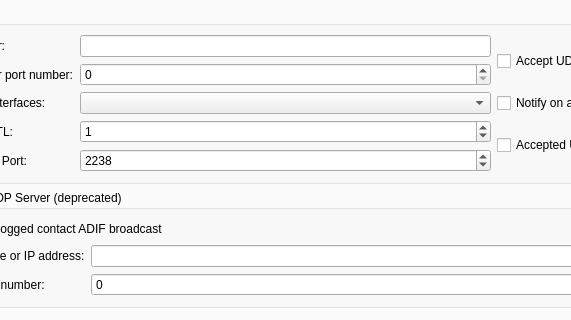
Old version of the form Configuration.ui in the repository elisir80/decodium3-build-macos; both pictures show x 96 to 667 and y 317 to 637 of the 864 by 834 pixel window.
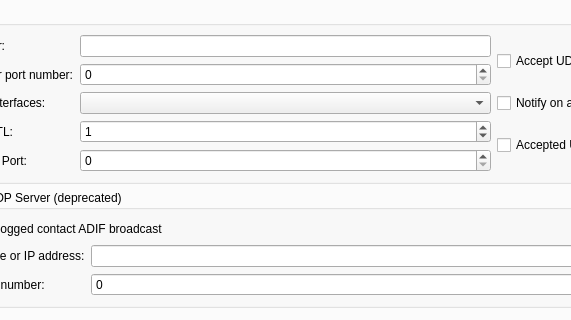
New version of the form. The open tabs and pages were chosen to show the change. Custom widgets are drawn as their Qt base class.

Diff of the .ui file:
```diff
--- a/Configuration.ui
+++ b/Configuration.ui
@@ -2529,7 +2529,7 @@
                <number>65535</number>
               </property>
               <property name="value">
-               <number>2238</number>
+               <number>0</number>
               </property>
              </widget>
             </item>
```
Left out of the diff: 2 changed lines with no effect on the pictures. Lines whose indentation alone changed are shown as unchanged.
